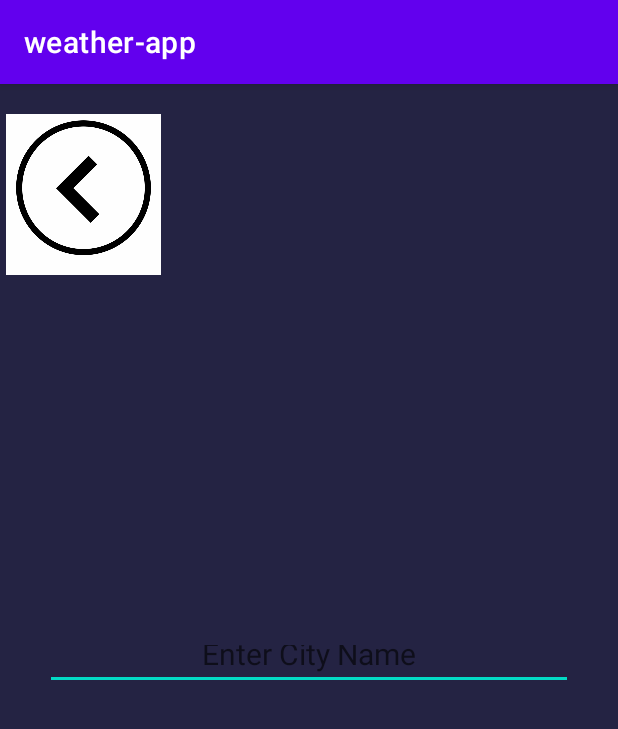
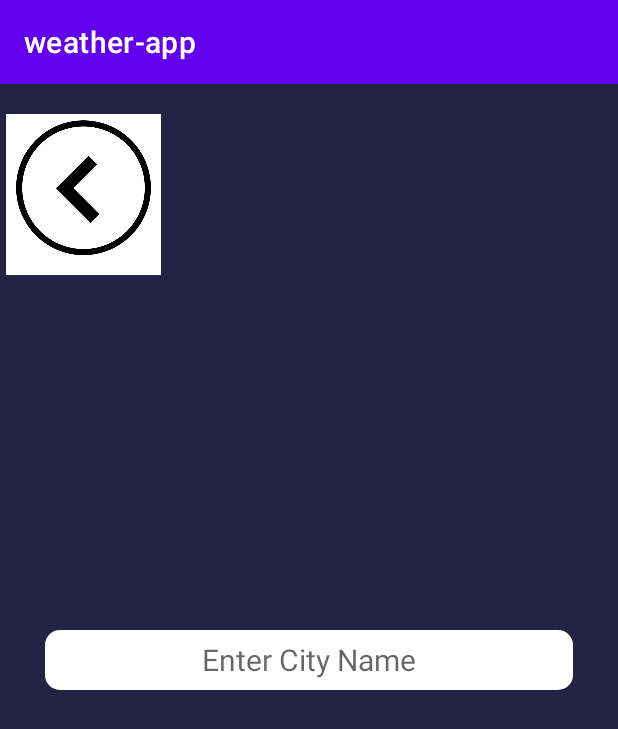
Before and after one commit to moiraleon/weather-app, an Android app: the cityFinder screen opened directly, with no data from a screen before it, on a phone screen of 412 x 824 dp. Shown: the top 729 px of the screen. Run offline under Robolectric (Android 15) with nearby library versions, the phone set to English and light mode, and no system bars.

Commit message:
ui completed

```diff
--- /dev/null
+++ b/app/src/main/res/drawable/edittextdesign.xml
@@ -0,0 +1,8 @@
+<?xml version="1.0" encoding="utf-8"?>
+<shape xmlns:android="http://schemas.android.com/apk/res/android"
+    android:shape="rectangle">
+    <corners android:radius="10dp"></corners>
+
+    <solid android:color="@color/white"></solid>
+
+</shape>
--- a/app/src/main/res/layout/activity_city_finder.xml
+++ b/app/src/main/res/layout/activity_city_finder.xml
@@ -29,12 +29,12 @@
         android:layout_marginLeft="30dp"
         android:layout_marginRight="30sp"
         android:textSize="20sp"
+        android:background="@drawable/edittextdesign"
         android:textColor="@color/black"
         android:imeOptions="actionGo"
         android:id="@+id/searchCity"
         android:inputType="textAutoCorrect"
         android:gravity="center_horizontal|center_vertical"
-
         >
 
     </EditText>
```
